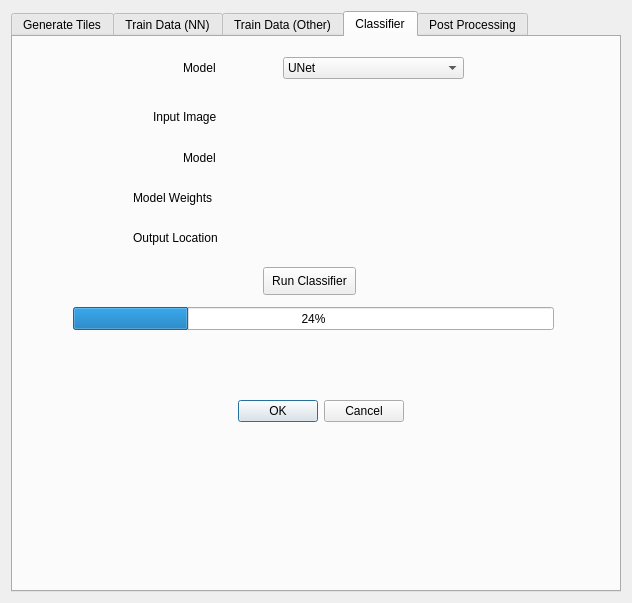
Qt form RandomForestClassifier_dialog_base.ui (atishayjn/QGIS-Plugin) before a commit.
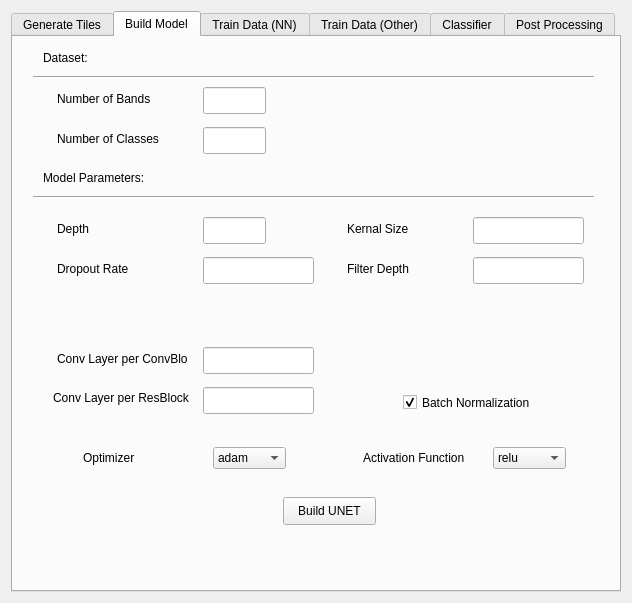
The same form after that commit. Custom widgets are drawn as their Qt base class.

Commit message: Build Tab Part-1

```diff
--- a/RandomForestClassifier_dialog_base.ui
+++ b/RandomForestClassifier_dialog_base.ui
@@ -17,7 +17,7 @@
    <item>
     <widget class="QTabWidget" name="tabWidget">
      <property name="currentIndex">
-      <number>3</number>
+      <number>1</number>
      </property>
      <widget class="QWidget" name="tab">
       <attribute name="title">
@@ -286,6 +286,399 @@
        </property>
       </widget>
      </widget>
+     <widget class="QWidget" name="tab_6">
+      <attribute name="title">
+       <string>Build Model</string>
+      </attribute>
+      <widget class="QPushButton" name="Build_Button">
+       <property name="geometry">
+        <rect>
+         <x>270</x>
+         <y>460</y>
+         <width>93</width>
+         <height>28</height>
+        </rect>
+       </property>
+       <property name="text">
+        <string>Build UNET</string>
+       </property>
+      </widget>
+      <widget class="QLabel" name="label_21">
+       <property name="geometry">
+        <rect>
+         <x>44</x>
+         <y>41</y>
+         <width>111</width>
+         <height>41</height>
+        </rect>
+       </property>
+       <property name="text">
+        <string>Number of Bands</string>
+       </property>
+      </widget>
+      <widget class="QgsFilterLineEdit" name="Build_bands">
+       <property name="geometry">
+        <rect>
+         <x>190</x>
+         <y>50</y>
+         <width>63</width>
+         <height>27</height>
+        </rect>
+       </property>
+       <property name="qgisRelation" stdset="0">
+        <string notr="true"/>
+       </property>
+      </widget>
+      <widget class="QgsFilterLineEdit" name="Build_classes">
+       <property name="geometry">
+        <rect>
+         <x>190</x>
+         <y>90</y>
+         <width>63</width>
+         <height>27</height>
+        </rect>
+       </property>
+       <property name="qgisRelation" stdset="0">
+        <string notr="true"/>
+       </property>
+      </widget>
+      <widget class="QLabel" name="label_22">
+       <property name="geometry">
+        <rect>
+         <x>44</x>
+         <y>81</y>
+         <width>111</width>
+         <height>41</height>
+        </rect>
+       </property>
+       <property name="text">
+        <string>Number of Classes</string>
+       </property>
+      </widget>
+      <widget class="QgsFilterLineEdit" name="Build_depth">
+       <property name="geometry">
+        <rect>
+         <x>190</x>
+         <y>180</y>
+         <width>63</width>
+         <height>27</height>
+        </rect>
+       </property>
+       <property name="text">
+        <string/>
+       </property>
+       <property name="qgisRelation" stdset="0">
+        <string notr="true"/>
+       </property>
+      </widget>
+      <widget class="QLabel" name="label_23">
+       <property name="geometry">
+        <rect>
+         <x>44</x>
+         <y>171</y>
+         <width>111</width>
+         <height>41</height>
+        </rect>
+       </property>
+       <property name="text">
+        <string>Depth</string>
+       </property>
+      </widget>
+      <widget class="QLabel" name="label_24">
+       <property name="geometry">
+        <rect>
+         <x>44</x>
+         <y>211</y>
+         <width>111</width>
+         <height>41</height>
+        </rect>
+       </property>
+       <property name="text">
+        <string>Dropout Rate</string>
+       </property>
+      </widget>
+      <widget class="QgsFilterLineEdit" name="Build_dout">
+       <property name="geometry">
+        <rect>
+         <x>190</x>
+         <y>220</y>
+         <width>111</width>
+         <height>27</height>
+        </rect>
+       </property>
+       <property name="text">
+        <string/>
+       </property>
+       <property name="qgisRelation" stdset="0">
+        <string notr="true"/>
+       </property>
+      </widget>
+      <widget class="QComboBox" name="Build_ActFunc">
+       <property name="geometry">
+        <rect>
+         <x>480</x>
+         <y>410</y>
+         <width>73</width>
+         <height>22</height>
+        </rect>
+       </property>
+       <item>
+        <property name="text">
+         <string>relu</string>
+        </property>
+       </item>
+       <item>
+        <property name="text">
+         <string>sigmoid</string>
+        </property>
+       </item>
+       <item>
+        <property name="text">
+         <string>tanh</string>
+        </property>
+       </item>
+      </widget>
+      <widget class="QLabel" name="label_26">
+       <property name="geometry">
+        <rect>
+         <x>350</x>
+         <y>400</y>
+         <width>111</width>
+         <height>41</height>
+        </rect>
+       </property>
+       <property name="text">
+        <string>Activation Function</string>
+       </property>
+      </widget>
+      <widget class="QLabel" name="label_35">
+       <property name="geometry">
+        <rect>
+         <x>30</x>
+         <y>10</y>
+         <width>111</width>
+         <height>21</height>
+        </rect>
+       </property>
+       <property name="text">
+        <string>Dataset:</string>
+       </property>
+      </widget>
+      <widget class="QLabel" name="label_37">
+       <property name="geometry">
+        <rect>
+         <x>30</x>
+         <y>120</y>
+         <width>121</width>
+         <height>41</height>
+        </rect>
+       </property>
+       <property name="text">
+        <string>Model Parameters:</string>
+       </property>
+      </widget>
+      <widget class="Line" name="line">
+       <property name="geometry">
+        <rect>
+         <x>20</x>
+         <y>150</y>
+         <width>561</width>
+         <height>20</height>
+        </rect>
+       </property>
+       <property name="orientation">
+        <enum>Qt::Horizontal</enum>
+       </property>
+      </widget>
+      <widget class="Line" name="line_2">
+       <property name="geometry">
+        <rect>
+         <x>20</x>
+         <y>30</y>
+         <width>561</width>
+         <height>20</height>
+        </rect>
+       </property>
+       <property name="orientation">
+        <enum>Qt::Horizontal</enum>
+       </property>
+      </widget>
+      <widget class="QgsFilterLineEdit" name="Build_dout_2">
+       <property name="geometry">
+        <rect>
+         <x>460</x>
+         <y>220</y>
+         <width>111</width>
+         <height>27</height>
+        </rect>
+       </property>
+       <property name="text">
+        <string/>
+       </property>
+       <property name="qgisRelation" stdset="0">
+        <string notr="true"/>
+       </property>
+      </widget>
+      <widget class="QLabel" name="label_38">
+       <property name="geometry">
+        <rect>
+         <x>334</x>
+         <y>211</y>
+         <width>111</width>
+         <height>41</height>
+        </rect>
+       </property>
+       <property name="text">
+        <string>Filter Depth</string>
+       </property>
+      </widget>
+      <widget class="QLabel" name="label_39">
+       <property name="geometry">
+        <rect>
+         <x>40</x>
+         <y>340</y>
+         <width>171</width>
+         <height>41</height>
+        </rect>
+       </property>
+       <property name="text">
+        <string>Conv Layer per ResBlock</string>
+       </property>
+      </widget>
+      <widget class="QgsFilterLineEdit" name="Build_dout_3">
+       <property name="geometry">
+        <rect>
+         <x>190</x>
+         <y>350</y>
+         <width>111</width>
+         <height>27</height>
+        </rect>
+       </property>
+       <property name="text">
+        <string/>
+       </property>
+       <property name="qgisRelation" stdset="0">
+        <string notr="true"/>
+       </property>
+      </widget>
+      <widget class="QgsFilterLineEdit" name="Build_dout_4">
+       <property name="geometry">
+        <rect>
+         <x>460</x>
+         <y>180</y>
+         <width>111</width>
+         <height>27</height>
+        </rect>
+       </property>
+       <property name="text">
+        <string/>
+       </property>
+       <property name="qgisRelation" stdset="0">
+        <string notr="true"/>
+       </property>
+      </widget>
+      <widget class="QLabel" name="label_40">
+       <property name="geometry">
+        <rect>
+         <x>334</x>
+         <y>171</y>
+         <width>111</width>
+         <height>41</height>
+        </rect>
+       </property>
+       <property name="text">
+        <string>Kernal Size</string>
+       </property>
+      </widget>
+      <widget class="QLabel" name="label_41">
+       <property name="geometry">
+        <rect>
+         <x>44</x>
+         <y>301</y>
+         <width>131</width>
+         <height>41</height>
+        </rect>
+       </property>
+       <property name="text">
+        <string>Conv Layer per ConvBlock</string>
+       </property>
+      </widget>
+      <widget class="QgsFilterLineEdit" name="Build_dout_5">
+       <property name="geometry">
+        <rect>
+         <x>190</x>
+         <y>310</y>
+         <width>111</width>
+         <height>27</height>
+        </rect>
+       </property>
+       <property name="text">
+        <string/>
+       </property>
+       <property name="qgisRelation" stdset="0">
+        <string notr="true"/>
+       </property>
+      </widget>
+      <widget class="QComboBox" name="Build_optmzr">
+       <property name="geometry">
+        <rect>
+         <x>200</x>
+         <y>410</y>
+         <width>73</width>
+         <height>22</height>
+        </rect>
+       </property>
+       <item>
+        <property name="text">
+         <string>adam</string>
+        </property>
+       </item>
+       <item>
+        <property name="text">
+         <string>adagrade</string>
+        </property>
+       </item>
+       <item>
+        <property name="text">
+         <string>rms</string>
+        </property>
+       </item>
+       <item>
+        <property name="text">
+         <string>sgd</string>
+        </property>
+       </item>
+      </widget>
+      <widget class="QLabel" name="label_25">
+       <property name="geometry">
+        <rect>
+         <x>70</x>
+         <y>400</y>
+         <width>111</width>
+         <height>41</height>
+        </rect>
+       </property>
+       <property name="text">
+        <string>Optimizer</string>
+       </property>
+      </widget>
+      <widget class="QCheckBox" name="checkBox_4">
+       <property name="geometry">
+        <rect>
+         <x>390</x>
+         <y>350</y>
+         <width>141</width>
+         <height>31</height>
+        </rect>
+       </property>
+       <property name="text">
+        <string>Batch Normalization</string>
+       </property>
+       <property name="checked">
+        <bool>true</bool>
+       </property>
+      </widget>
+     </widget>
      <widget class="QWidget" name="tab_5">
       <attribute name="title">
        <string>Train Data (NN)</string>
```
The commit also changes 2 other files.
